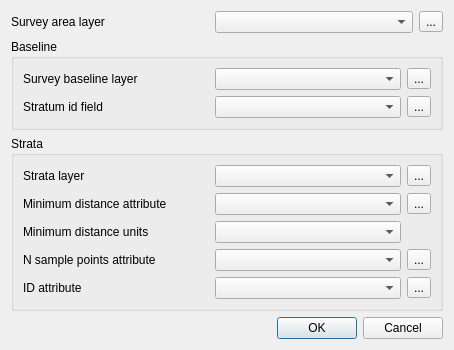
This is python/plugins/survey_design/surveyinitdialogbase.ui in mhugent/QGIS as Qt 5 draws it before an edit. The edited form follows.
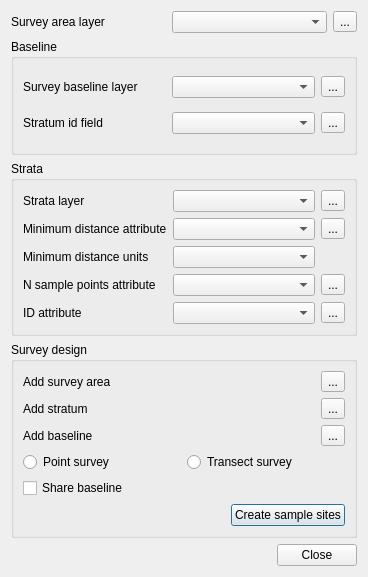
This is the edited form. Icons and pictures are not drawn.

Commit message: Merge init and survey design dialog

```diff
--- a/python/plugins/survey_design/surveyinitdialogbase.ui
+++ b/python/plugins/survey_design/surveyinitdialogbase.ui
@@ -6,36 +6,40 @@
    <rect>
     <x>0</x>
     <y>0</y>
-    <width>454</width>
-    <height>314</height>
+    <width>368</width>
+    <height>577</height>
    </rect>
   </property>
   <property name="windowTitle">
    <string>Initialise survey</string>
   </property>
-  <layout class="QGridLayout" name="gridLayout_3">
+  <layout class="QGridLayout" name="gridLayout_5">
    <item row="0" column="0">
-    <widget class="QLabel" name="mSurveyAreaLayerLabel">
-     <property name="text">
-      <string>Survey area layer</string>
-     </property>
-    </widget>
+    <layout class="QHBoxLayout" name="horizontalLayout_3">
+     <item>
+      <widget class="QLabel" name="mSurveyAreaLayerLabel">
+       <property name="text">
+        <string>Survey area layer</string>
+       </property>
+      </widget>
+     </item>
+     <item>
+      <widget class="QComboBox" name="mSurveyAreaLayerComboBox"/>
+     </item>
+     <item>
+      <widget class="QToolButton" name="mNewSurveyLayerButton">
+       <property name="text">
+        <string>...</string>
+       </property>
+       <property name="icon">
+        <iconset resource="resources.qrc">
+         <normaloff>:/plugins/survey_design/mActionNewVectorLayer.png</normaloff>:/plugins/survey_design/mActionNewVectorLayer.png</iconset>
+       </property>
+      </widget>
+     </item>
+    </layout>
    </item>
-   <item row="0" column="1">
-    <widget class="QComboBox" name="mSurveyAreaLayerComboBox"/>
-   </item>
-   <item row="0" column="2">
-    <widget class="QToolButton" name="mNewSurveyLayerButton">
-     <property name="text">
-      <string>...</string>
-     </property>
-     <property name="icon">
-      <iconset resource="resources.qrc">
-       <normaloff>:/plugins/survey_design/mActionNewVectorLayer.png</normaloff>:/plugins/survey_design/mActionNewVectorLayer.png</iconset>
-     </property>
-    </widget>
-   </item>
-   <item row="1" column="0" colspan="3">
+   <item row="1" column="0">
     <widget class="QGroupBox" name="mBaselineGroupBox">
      <property name="title">
       <string>Baseline</string>
@@ -86,7 +90,7 @@
      </layout>
     </widget>
    </item>
-   <item row="2" column="0" colspan="3">
+   <item row="2" column="0">
     <widget class="QGroupBox" name="mStrataGroupBox">
      <property name="title">
       <string>Strata</string>
@@ -189,13 +193,141 @@
      </layout>
     </widget>
    </item>
-   <item row="3" column="1" colspan="2">
+   <item row="3" column="0">
+    <widget class="QGroupBox" name="mSurveyDesignGroupBox">
+     <property name="title">
+      <string>Survey design</string>
+     </property>
+     <layout class="QGridLayout" name="gridLayout_4">
+      <item row="0" column="0" colspan="2">
+       <layout class="QGridLayout" name="gridLayout_3">
+        <item row="2" column="0">
+         <widget class="QLabel" name="mAddBaselineLabel">
+          <property name="text">
+           <string>Add baseline</string>
+          </property>
+         </widget>
+        </item>
+        <item row="2" column="1">
+         <widget class="QToolButton" name="mAddBaselineToolButton">
+          <property name="text">
+           <string>...</string>
+          </property>
+          <property name="icon">
+           <iconset resource="resources.qrc">
+            <normaloff>:/plugins/survey_design/mActionToggleEditing.png</normaloff>:/plugins/survey_design/mActionToggleEditing.png</iconset>
+          </property>
+          <property name="checkable">
+           <bool>true</bool>
+          </property>
+         </widget>
+        </item>
+        <item row="1" column="0">
+         <widget class="QLabel" name="mAddStratumLabel">
+          <property name="text">
+           <string>Add stratum</string>
+          </property>
+         </widget>
+        </item>
+        <item row="1" column="1">
+         <widget class="QToolButton" name="mAddStratumToolButton">
+          <property name="text">
+           <string>...</string>
+          </property>
+          <property name="icon">
+           <iconset resource="resources.qrc">
+            <normaloff>:/plugins/survey_design/mActionToggleEditing.png</normaloff>:/plugins/survey_design/mActionToggleEditing.png</iconset>
+          </property>
+          <property name="checkable">
+           <bool>true</bool>
+          </property>
+         </widget>
+        </item>
+        <item row="0" column="0">
+         <widget class="QLabel" name="mAddSurveyAreaLabel">
+          <property name="text">
+           <string>Add survey area</string>
+          </property>
+         </widget>
+        </item>
+        <item row="0" column="1">
+         <widget class="QToolButton" name="mAddSurveyAreaToolButton">
+          <property name="text">
+           <string>...</string>
+          </property>
+          <property name="icon">
+           <iconset resource="resources.qrc">
+            <normaloff>:/plugins/survey_design/mActionToggleEditing.png</normaloff>:/plugins/survey_design/mActionToggleEditing.png</iconset>
+          </property>
+          <property name="checkable">
+           <bool>true</bool>
+          </property>
+         </widget>
+        </item>
+       </layout>
+      </item>
+      <item row="1" column="0" colspan="2">
+       <layout class="QHBoxLayout" name="horizontalLayout">
+        <item>
+         <widget class="QRadioButton" name="mPointSurveyRadioButton">
+          <property name="text">
+           <string>Point survey</string>
+          </property>
+         </widget>
+        </item>
+        <item>
+         <widget class="QRadioButton" name="mTransectSurveyRadioButton">
+          <property name="text">
+           <string>Transect survey</string>
+          </property>
+         </widget>
+        </item>
+       </layout>
+      </item>
+      <item row="2" column="0" colspan="2">
+       <layout class="QHBoxLayout" name="horizontalLayout_2">
+        <item>
+         <widget class="QCheckBox" name="mShareBaselineCheckBox">
+          <property name="text">
+           <string>Share baseline</string>
+          </property>
+          <property name="checked">
+           <bool>false</bool>
+          </property>
+         </widget>
+        </item>
+       </layout>
+      </item>
+      <item row="3" column="0">
+       <spacer name="horizontalSpacer">
+        <property name="orientation">
+         <enum>Qt::Horizontal</enum>
+        </property>
+        <property name="sizeHint" stdset="0">
+         <size>
+          <width>240</width>
+          <height>20</height>
+         </size>
+        </property>
+       </spacer>
+      </item>
+      <item row="3" column="1">
+       <widget class="QPushButton" name="mCreateSampleButton">
+        <property name="text">
+         <string>Create sample sites</string>
+        </property>
+       </widget>
+      </item>
+     </layout>
+    </widget>
+   </item>
+   <item row="4" column="0">
     <widget class="QDialogButtonBox" name="buttonBox">
      <property name="orientation">
       <enum>Qt::Horizontal</enum>
      </property>
      <property name="standardButtons">
-      <set>QDialogButtonBox::Cancel|QDialogButtonBox::Ok</set>
+      <set>QDialogButtonBox::Close</set>
      </property>
     </widget>
    </item>
```
Left out of the diff: 38 changed lines with no effect on the pictures. The commit also changes 2 other files.
